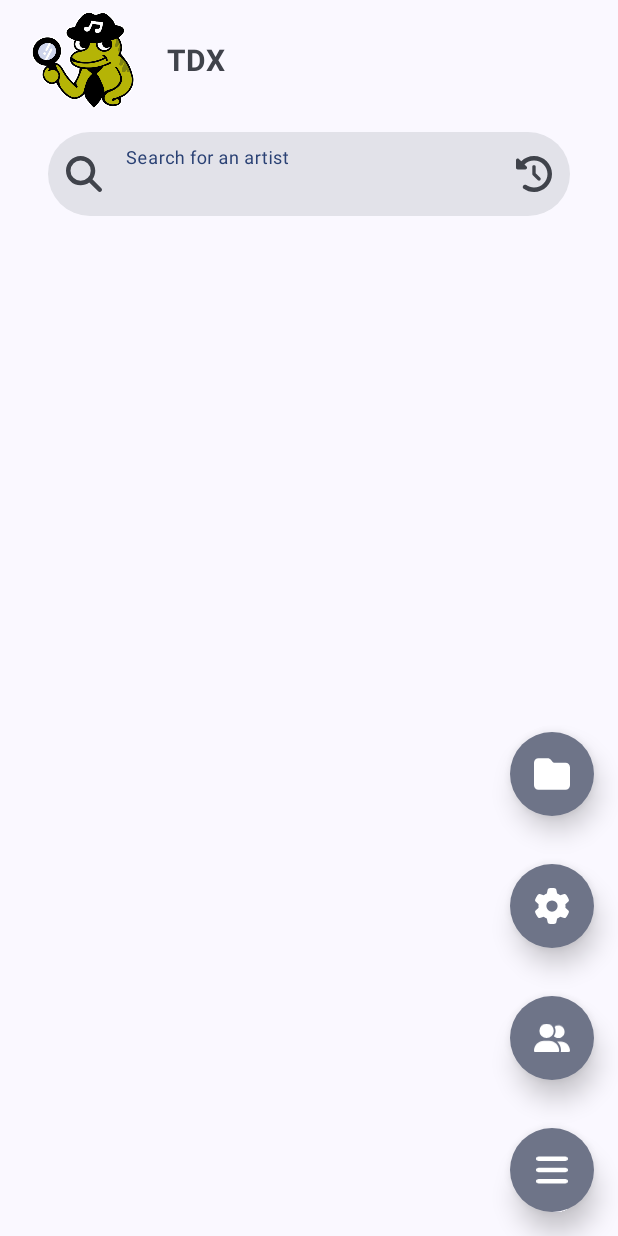
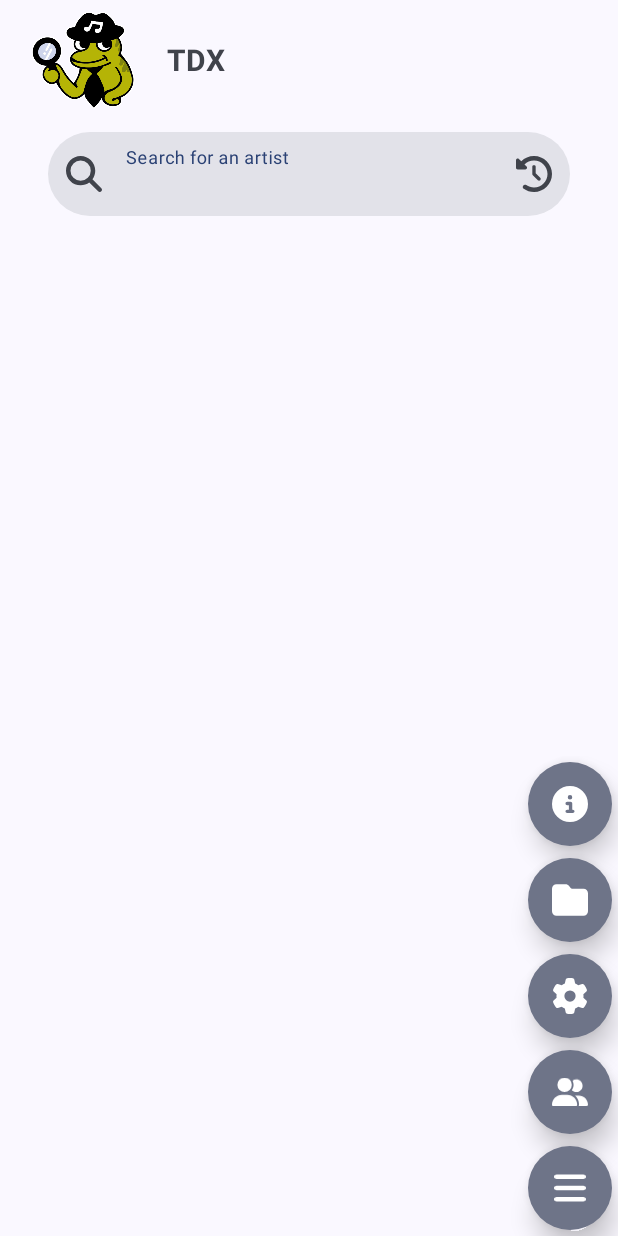
Before and after one commit to nooowavailable/tunedetectivex, an Android app: the screen it shows after launch (MainActivity), on a phone screen of 412 x 824 dp. Run offline under Robolectric (Android 15) with nearby library versions, the phone set to English and light mode, and no system bars; our stand-ins replace Room's generated code; libraries missing offline, so code that uses them is left out: com.getkeepsafe.taptargetview; 2 statements that could not run were skipped.

Commit message:
AboutActivity for Chat Room and Github Repo added + strings

```diff
--- a/app/src/main/AndroidManifest.xml
+++ b/app/src/main/AndroidManifest.xml
@@ -46,6 +46,10 @@
             android:theme="@style/AppTheme"
             android:configChanges="orientation|screenSize|keyboardHidden" />
 
+        <activity
+            android:name=".AboutActivity"
+            android:theme="@style/AppTheme" />
+
         <service
             android:name="androidx.work.impl.foreground.SystemForegroundService"
             android:exported="true"
--- a/app/src/main/java/com/dev/tunedetectivex/MainActivity.kt
+++ b/app/src/main/java/com/dev/tunedetectivex/MainActivity.kt
@@ -72,6 +72,7 @@ class MainActivity : AppCompatActivity() {
     private val fetchedArtists = mutableSetOf<Long>()
     private var isNetworkRequestsAllowed = true
     private lateinit var buttonOpenDiscography: MaterialButton
+    private lateinit var fabAbout: FloatingActionButton
 
     override fun onCreate(savedInstanceState: Bundle?) {
         super.onCreate(savedInstanceState)
@@ -104,6 +105,8 @@ class MainActivity : AppCompatActivity() {
         progressBar = findViewById(R.id.progressBarLoading)
         buttonOpenDiscography = findViewById(R.id.button_open_discography)
         notificationManager = NotificationManagerCompat.from(this)
+        fabAbout = findViewById(R.id.fabAbout)
+        fabAbout.visibility = View.GONE
 
         val fabMenu: FloatingActionButton = findViewById(R.id.fabMenu)
         val fabSavedArtists: FloatingActionButton = findViewById(R.id.fabSavedArtists)
@@ -137,6 +140,7 @@ class MainActivity : AppCompatActivity() {
         clearPreviousSearch()
         setupApiService()
 
+
         val searchLayout: TextInputLayout = findViewById(R.id.searchLayout)
         searchLayout.setEndIconOnClickListener {
             showSearchHistory()
@@ -154,6 +158,11 @@ class MainActivity : AppCompatActivity() {
 
                     R.id.menu_settings -> {
                         startActivity(Intent(this, SettingsActivity::class.java))
+                        true
+                    }
+
+                    R.id.menu_about -> {
+                        startActivity(Intent(this, AboutActivity::class.java))
                         true
                     }
 
@@ -180,6 +189,11 @@ class MainActivity : AppCompatActivity() {
 
         fabSelectFolder.setOnClickListener {
             startActivity(Intent(this, FolderImportActivity::class.java))
+        }
+
+        fabAbout.setOnClickListener {
+            startActivity(Intent(this, AboutActivity::class.java))
+            toggleFabMenu()
         }
 
         db = AppDatabase.getDatabase(applicationContext)
@@ -385,24 +399,29 @@ class MainActivity : AppCompatActivity() {
         val fabSavedArtists: FloatingActionButton = findViewById(R.id.fabSavedArtists)
         val fabSettings: FloatingActionButton = findViewById(R.id.fabSettings)
         val fabSelectFolder: FloatingActionButton = findViewById(R.id.fabSelectFolder)
+        val fabAbout: FloatingActionButton = findViewById(R.id.fabAbout)
 
         if (isFabMenuOpen) {
             fabSavedArtists.animate().translationY(0f).alpha(0f).setDuration(200).start()
             fabSettings.animate().translationY(0f).alpha(0f).setDuration(200).start()
             fabSelectFolder.animate().translationY(0f).alpha(0f).setDuration(200).start()
+            fabAbout.animate().translationY(0f).alpha(0f).setDuration(200).start()
             fabMenu.setImageResource(R.drawable.ic_menu)
             Handler(Looper.getMainLooper()).postDelayed({
                 fabSavedArtists.visibility = View.GONE
                 fabSettings.visibility = View.GONE
                 fabSelectFolder.visibility = View.GONE
+                fabAbout.visibility = View.GONE
             }, 200)
         } else {
             fabSavedArtists.visibility = View.VISIBLE
             fabSettings.visibility = View.VISIBLE
             fabSelectFolder.visibility = View.VISIBLE
+            fabAbout.visibility = View.VISIBLE
             fabSavedArtists.animate().translationY(-80f).alpha(1f).setDuration(200).start()
             fabSettings.animate().translationY(-160f).alpha(1f).setDuration(200).start()
             fabSelectFolder.animate().translationY(-240f).alpha(1f).setDuration(200).start()
+            fabAbout.animate().translationY(-320f).alpha(1f).setDuration(200).start()
             fabMenu.setImageResource(R.drawable.ic_close)
         }
         isFabMenuOpen = !isFabMenuOpen
@@ -413,6 +432,7 @@ class MainActivity : AppCompatActivity() {
         val fabSavedArtists: FloatingActionButton = findViewById(R.id.fabSavedArtists)
         val fabSettings: FloatingActionButton = findViewById(R.id.fabSettings)
         val fabSelectFolder: FloatingActionButton = findViewById(R.id.fabSelectFolder)
+        val fabAbout: FloatingActionButton = findViewById(R.id.fabAbout)
 
         fabSavedArtists.visibility = View.VISIBLE
         fabSavedArtists.translationY = 0f
@@ -425,6 +445,10 @@ class MainActivity : AppCompatActivity() {
         fabSelectFolder.visibility = View.VISIBLE
         fabSelectFolder.translationY = 0f
         fabSelectFolder.alpha = 1f
+
+        fabAbout.visibility = View.VISIBLE
+        fabAbout.translationY = 0f
+        fabAbout.alpha = 1f
 
         fabMenu.visibility = View.VISIBLE
         fabMenu.alpha = 1f
@@ -453,6 +477,12 @@ class MainActivity : AppCompatActivity() {
                     fabSelectFolder,
                     getString(R.string.tutorial_select_folder_title),
                     getString(R.string.tutorial_select_folder_message)
+                ).transparentTarget(true).cancelable(false),
+
+                TapTarget.forView(
+                    fabAbout,
+                    getString(R.string.tutorial_about_title),
+                    getString(R.string.tutorial_about_message)
                 ).transparentTarget(true).cancelable(false)
             )
             .listener(object : TapTargetSequence.Listener {
@@ -466,9 +496,11 @@ class MainActivity : AppCompatActivity() {
                     fabSavedArtists.visibility = View.GONE
                     fabSettings.visibility = View.GONE
                     fabSelectFolder.visibility = View.GONE
+                    fabAbout.visibility = View.GONE
                     fabSavedArtists.translationY = 0f
                     fabSettings.translationY = 0f
                     fabSelectFolder.translationY = 0f
+                    fabAbout.translationY = 0f
                 }
 
                 override fun onSequenceStep(tapTarget: TapTarget, targetClicked: Boolean) {
@@ -485,9 +517,11 @@ class MainActivity : AppCompatActivity() {
                     fabSavedArtists.visibility = View.GONE
                     fabSettings.visibility = View.GONE
                     fabSelectFolder.visibility = View.GONE
+                    fabAbout.visibility = View.GONE
                     fabSavedArtists.translationY = 0f
                     fabSettings.translationY = 0f
                     fabSelectFolder.translationY = 0f
+                    fabAbout.translationY = 0f
                 }
             })
             .start()
--- /dev/null
+++ b/app/src/main/res/drawable/ic_about.xml
@@ -0,0 +1,9 @@
+<vector xmlns:android="http://schemas.android.com/apk/res/android"
+    android:width="512dp"
+    android:height="512dp"
+    android:viewportWidth="512"
+    android:viewportHeight="512">
+    <path
+        android:fillColor="?attr/colorOnPrimary"
+        android:pathData="M256,512A256,256 0,1 0,256 0a256,256 0,1 0,0 512zM216,336l24,0 0,-64 -24,0c-13.3,0 -24,-10.7 -24,-24s10.7,-24 24,-24l48,0c13.3,0 24,10.7 24,24l0,88 8,0c13.3,0 24,10.7 24,24s-10.7,24 -24,24l-80,0c-13.3,0 -24,-10.7 -24,-24s10.7,-24 24,-24zM256,128a32,32 0,1 1,0 64,32 32,0 1,1 0,-64z" />
+</vector>
--- a/app/src/main/res/layout/activity_main.xml
+++ b/app/src/main/res/layout/activity_main.xml
@@ -153,8 +153,8 @@
             android:layout_height="wrap_content"
             android:layout_alignParentStart="true"
             android:layout_alignParentBottom="true"
-            android:layout_marginStart="16dp"
-            android:layout_marginBottom="16dp"
+            android:layout_marginStart="4dp"
+            android:layout_marginBottom="4dp"
             android:contentDescription="@string/buttonSaveArtist"
             app:srcCompat="@drawable/ic_save_artist" />
 
@@ -165,7 +165,7 @@
             android:layout_height="wrap_content"
             android:layout_alignParentEnd="true"
             android:layout_alignParentBottom="true"
-            android:layout_margin="16dp"
+            android:layout_margin="4dp"
             android:alpha="0.9"
             android:translationZ="10dp"
             android:contentDescription="@string/fabMenu"
@@ -177,11 +177,11 @@
             android:id="@+id/fabSavedArtists"
             android:layout_width="wrap_content"
             android:layout_height="wrap_content"
-            android:layout_margin="16dp"
+            android:layout_margin="4dp"
             android:layout_above="@id/fabMenu"
             android:importantForAccessibility="no"
             android:translationZ="10dp"
-            app:elevation="8dp"
+            app:elevation="4dp"
             android:layout_alignParentEnd="true"
             app:srcCompat="@drawable/ic_saved_artists" />
 
@@ -190,11 +190,11 @@
             android:id="@+id/fabSettings"
             android:layout_width="wrap_content"
             android:layout_height="wrap_content"
-            android:layout_margin="16dp"
+            android:layout_margin="4dp"
             android:layout_above="@id/fabSavedArtists"
             android:importantForAccessibility="no"
             android:translationZ="10dp"
-            app:elevation="8dp"
+            app:elevation="4dp"
             android:layout_alignParentEnd="true"
             app:srcCompat="@drawable/ic_settings" />
 
@@ -203,14 +203,28 @@
             android:id="@+id/fabSelectFolder"
             android:layout_width="wrap_content"
             android:layout_height="wrap_content"
-            android:layout_margin="16dp"
+            android:layout_margin="4dp"
             android:layout_above="@id/fabSettings"
             android:importantForAccessibility="no"
             android:translationZ="10dp"
             android:layout_alignParentEnd="true"
-            app:elevation="8dp"
+            app:elevation="4dp"
             app:srcCompat="@drawable/ic_folder" />
+
+        <com.google.android.material.floatingactionbutton.FloatingActionButton
+            android:id="@+id/fabAbout"
+            style="@style/Widget.Material3.Button.IconButton.Filled.Tonal"
+            android:layout_width="wrap_content"
+            android:layout_height="wrap_content"
+            android:layout_above="@id/fabSelectFolder"
+            android:layout_alignParentEnd="true"
+            android:layout_margin="4dp"
+            android:importantForAccessibility="no"
+            android:translationZ="10dp"
+            app:elevation="4dp"
+            app:srcCompat="@drawable/ic_about" />
     </RelativeLayout>
+
 
     <ProgressBar
         android:id="@+id/progressBarLoading"
--- a/app/src/main/res/menu/fab_menu.xml
+++ b/app/src/main/res/menu/fab_menu.xml
@@ -1,17 +1,27 @@
 <?xml version="1.0" encoding="utf-8"?>
-<menu xmlns:android="http://schemas.android.com/apk/res/android">
+<menu xmlns:android="http://schemas.android.com/apk/res/android"
+    xmlns:tools="http://schemas.android.com/tools">
     <item
         android:id="@+id/menu_saved_artists"
         android:title="Saved Artists"
-        android:icon="@drawable/ic_saved_artists" />
+        android:icon="@drawable/ic_saved_artists"
+        tools:ignore="HardcodedText" />
 
     <item
         android:id="@+id/menu_settings"
         android:title="Settings"
-        android:icon="@drawable/ic_settings" />
+        android:icon="@drawable/ic_settings"
+        tools:ignore="HardcodedText" />
 
     <item
         android:id="@+id/fabSelectFolder"
         android:title="Import by Files"
-        android:icon="@drawable/ic_folder" />
+        android:icon="@drawable/ic_folder"
+        tools:ignore="HardcodedText" />
+
+    <item
+        android:id="@+id/menu_about"
+        android:icon="@drawable/ic_about"
+        android:title="About"
+        tools:ignore="HardcodedText" />
 </menu>
--- a/app/src/main/res/values/strings.xml
+++ b/app/src/main/res/values/strings.xml
@@ -151,6 +151,11 @@
     <string name="tutorial_tracklist_description">Here you can find the tracks of the release. Scroll to view all tracks.</string>
     <string name="tutorial_completed">Tutorial completed! Have fun with the app.</string>
     <string name="tutorial_aborted">Tutorial aborted.</string>
+    <string name="tutorial_about_title">About</string>
+    <string name="tutorial_about_message">Learn more about this app (Links)</string>
+    <string name="open_matrix_chat">Open Matrix</string>
+    <string name="open_github_repository">Open GitHub</string>
+    <string name="chat_room_and_github_repo">Chat Room and Github Repo:</string>
     <string-array name="view_type_options">
         <item>Artists</item>
         <item>Releases</item>
--- a/gradle/libs.versions.toml
+++ b/gradle/libs.versions.toml
@@ -4,7 +4,6 @@ agp = "8.9.0"
 compiler = "4.14.2"
 fontawesome = "0.2.0"
 fontawesomeVersion = "0.0.5"
-glide = "4.12.0"
 kotlin = "1.9.0"
 coreKtx = "1.15.0"
 junit = "4.13.2"
@@ -40,7 +39,6 @@ androidx-work-runtime-ktx = { module = "androidx.work:work-runtime-ktx", version
 compiler = { module = "com.github.bumptech.glide:compiler", version.ref = "compiler" }
 converter-gson = { module = "com.squareup.retrofit2:converter-gson", version.ref = "retrofit" }
 fontawesome = { module = "com.shirishkoirala:FontAwesome", version.ref = "fontawesome" }
-glide = { module = "com.github.bumptech.glide:glide", version.ref = "glide" }
 junit = { group = "junit", name = "junit", version.ref = "junit" }
 androidx-junit = { group = "androidx.test.ext", name = "junit", version.ref = "junitVersion" }
 androidx-espresso-core = { group = "androidx.test.espresso", name = "espresso-core", version.ref = "espressoCore" }
```
Also changed, not shown: app/src/main/java/com/dev/tunedetectivex/AboutActivity.kt (added, +37 -0 lines), app/src/main/java/com/dev/tunedetectivex/SavedArtistsActivity.kt (+7 -7 lines), app/src/main/res/drawable/ic_github_repo.xml (added, +9 -0 lines), app/src/main/res/drawable/ic_matrix.xml (added, +9 -0 lines), app/src/main/res/layout/activity_about.xml (added, +77 -0 lines), 1 other file.
